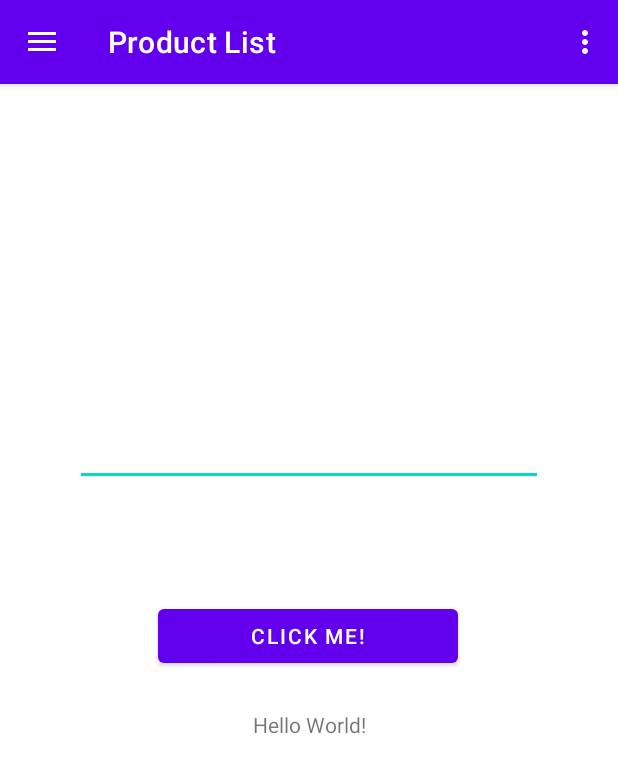
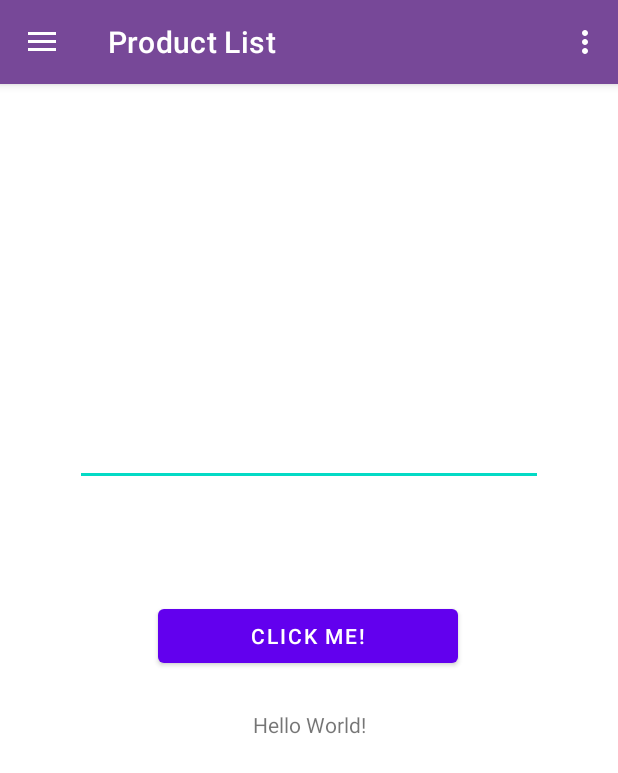
Before and after one commit to NoHop3/via-sem4-and, an Android app: the screen it shows after launch once a user with an empty profile is signed in (NavDrawerActivity), in the side drawer, after a tap on "Product List", on a phone screen of 412 x 824 dp. Shown: the top 773 px of the screen. Run offline under Robolectric (Android 15) with nearby library versions, the phone set to English and light mode, and no system bars; our stand-ins replace Firebase (no records; nobody signed in at launch, a user with empty details on screens opened directly), navigation-ui; libraries missing offline, so code that uses them is left out: com.firebase.ui.

Commit message:
Changed the layout in some fragments

```diff
--- a/app/src/main/AndroidManifest.xml
+++ b/app/src/main/AndroidManifest.xml
@@ -6,9 +6,9 @@
 
     <application
         android:allowBackup="true"
-        android:icon="@drawable/launch"
+        android:icon="@mipmap/launch"
         android:label="@string/app_name"
-        android:roundIcon="@mipmap/ic_launcher_round"
+        android:roundIcon="@mipmap/launch_round"
         android:supportsRtl="true"
         android:theme="@style/Theme.Androidappdemo">
         <activity
--- a/app/src/main/res/layout/app_bar_nav_drawer.xml
+++ b/app/src/main/res/layout/app_bar_nav_drawer.xml
@@ -15,7 +15,7 @@
             android:id="@+id/toolbar"
             android:layout_width="match_parent"
             android:layout_height="?attr/actionBarSize"
-            android:background="?attr/colorPrimary"
+            android:background="#774898"
             app:popupTheme="@style/Theme.Androidappdemo.PopupOverlay" />
 
     </com.google.android.material.appbar.AppBarLayout>
--- a/app/src/main/res/layout/content_nav_drawer.xml
+++ b/app/src/main/res/layout/content_nav_drawer.xml
@@ -13,6 +13,7 @@
         android:layout_width="match_parent"
         android:layout_height="match_parent"
         app:defaultNavHost="true"
+        app:layout_constraintHorizontal_bias="0.0"
         app:layout_constraintLeft_toLeftOf="parent"
         app:layout_constraintRight_toRightOf="parent"
         app:layout_constraintTop_toTopOf="parent"
--- a/app/src/main/res/layout/fragment_recipe_details.xml
+++ b/app/src/main/res/layout/fragment_recipe_details.xml
@@ -2,7 +2,7 @@
 <LinearLayout xmlns:android="http://schemas.android.com/apk/res/android"
     android:layout_width="match_parent"
     android:layout_height="match_parent"
-    android:background="@color/orange"
+    android:background="#91c0ab"
     android:orientation="vertical">
     <androidx.appcompat.widget.Toolbar
         android:layout_width="match_parent"
--- a/app/src/main/res/layout/nav_header_nav_drawer.xml
+++ b/app/src/main/res/layout/nav_header_nav_drawer.xml
@@ -3,7 +3,7 @@
     xmlns:app="http://schemas.android.com/apk/res-auto"
     android:layout_width="match_parent"
     android:layout_height="@dimen/nav_header_height"
-    android:background="@drawable/side_nav_bar"
+    android:background="@mipmap/darkwood"
     android:gravity="bottom"
     android:orientation="vertical"
     android:paddingLeft="@dimen/activity_horizontal_margin"
@@ -18,7 +18,7 @@
         android:layout_height="wrap_content"
         android:contentDescription="@string/nav_header_desc"
         android:paddingTop="@dimen/nav_header_vertical_spacing"
-        app:srcCompat="@mipmap/ic_launcher_round" />
+        app:srcCompat="@mipmap/launch_round" />
 
     <TextView
         android:layout_width="match_parent"
--- a/app/src/main/res/menu/nav_drawer.xml
+++ b/app/src/main/res/menu/nav_drawer.xml
@@ -1,6 +1,7 @@
 <?xml version="1.0" encoding="utf-8"?>
 <menu xmlns:android="http://schemas.android.com/apk/res/android"
     xmlns:app="http://schemas.android.com/apk/res-auto">
+
     <item
         android:id="@+id/action_settings"
         android:orderInCategory="100"
--- a/app/src/main/res/mipmap-anydpi-v26/ic_launcher.xml
+++ b/app/src/main/res/mipmap-anydpi-v26/ic_launcher.xml
@@ -1,5 +1,5 @@
 <?xml version="1.0" encoding="utf-8"?>
 <adaptive-icon xmlns:android="http://schemas.android.com/apk/res/android">
-    <background android:drawable="@color/ic_launcher_background"/>
-    <foreground android:drawable="@mipmap/ic_launcher_foreground"/>
+    <background android:drawable="@drawable/ic_launcher_background" />
+    <foreground android:drawable="@drawable/ic_launcher_foreground" />
 </adaptive-icon>
--- a/app/src/main/res/mipmap-anydpi-v26/ic_launcher_round.xml
+++ b/app/src/main/res/mipmap-anydpi-v26/ic_launcher_round.xml
@@ -1,5 +1,5 @@
 <?xml version="1.0" encoding="utf-8"?>
 <adaptive-icon xmlns:android="http://schemas.android.com/apk/res/android">
-    <background android:drawable="@color/ic_launcher_background"/>
-    <foreground android:drawable="@mipmap/ic_launcher_foreground"/>
+    <background android:drawable="@drawable/ic_launcher_background" />
+    <foreground android:drawable="@drawable/ic_launcher_foreground" />
 </adaptive-icon>
--- a/app/src/main/res/values/colors.xml
+++ b/app/src/main/res/values/colors.xml
@@ -7,5 +7,5 @@
     <color name="teal_700">#FF018786</color>
     <color name="black">#FF000000</color>
     <color name="white">#FFFFFFFF</color>
-    <color name="orange">#FF9800</color>
+    <color name="orange">#fbb901</color>
 </resources>
--- a/app/src/main/res/values/strings.xml
+++ b/app/src/main/res/values/strings.xml
@@ -10,20 +10,20 @@
     <string name="action_settings">Settings</string>
 
     <string-array name="tags">
-    <item>main course</item>
-    <item>side dish</item>
-    <item>dessert</item>
-    <item>appetizer</item>
-    <item>salad</item>
-    <item>bread</item>
-    <item>breakfast</item>
-    <item>soap</item>
-    <item>beverage</item>
-    <item>sauce</item>
-    <item>marinade</item>
-    <item>fingerFood</item>
-    <item>snack</item>
-    <item>drink</item>
+    <item>Main course</item>
+    <item>Side dish</item>
+    <item>Dessert</item>
+    <item>Appetizer</item>
+    <item>Salad</item>
+    <item>Bread</item>
+    <item>Breakfast</item>
+    <item>Soap</item>
+    <item>Beverage</item>
+    <item>Sauce</item>
+    <item>Marinade</item>
+    <item>FingerFood</item>
+    <item>Snack</item>
+    <item>Drink</item>
     </string-array>
 
     <string name="menu_home">Home</string>
```
Also changed, not shown: app/src/main/res/drawable/launch.jpg (deleted), app/src/main/res/mipmap-hdpi/ic_launcher.png (deleted), app/src/main/res/mipmap-hdpi/launch.jpg (deleted), app/src/main/res/mipmap-mdpi/darkwood.jpg (added), app/src/main/res/mipmap-xhdpi/ic_launcher.png (deleted), app/src/main/res/mipmap-xhdpi/ic_launcher_foreground.png (deleted), app/src/main/res/mipmap-xhdpi/ic_launcher_round.png (deleted), app/src/main/res/mipmap-xxhdpi/ic_launcher.png (deleted), app/src/main/res/mipmap-xxxhdpi/ic_launcher_foreground.png (deleted).
